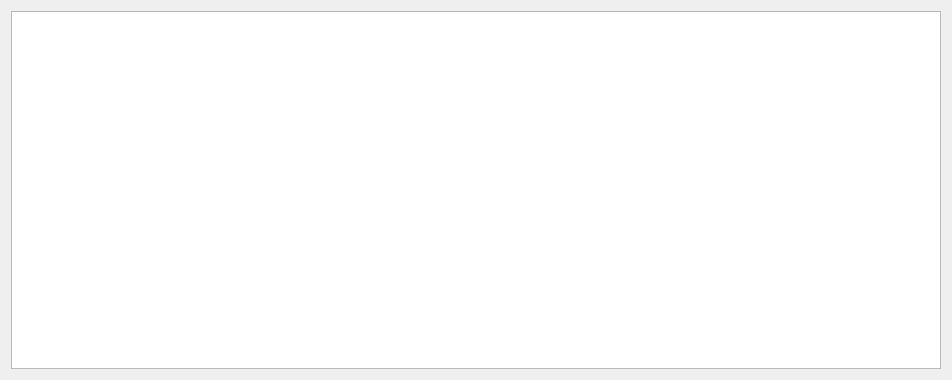
First picture: the form in src/qt/forms/merchants.ui, repository Tillkoeln/PX-Static, before the edit.
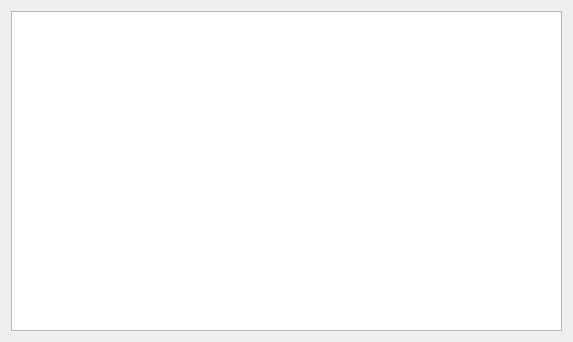
Second picture: the form after the edit. Icons and pictures are not drawn.

```diff
--- a/src/qt/forms/merchants.ui
+++ b/src/qt/forms/merchants.ui
@@ -6,21 +6,21 @@
    <rect>
     <x>0</x>
     <y>0</y>
-    <width>952</width>
-    <height>380</height>
+    <width>573</width>
+    <height>342</height>
    </rect>
   </property>
   <property name="windowTitle">
    <string>Merchants</string>
   </property>
-  <layout class="QVBoxLayout" name="verticalLayout">
+  <layout class="QHBoxLayout" name="horizontalLayout" stretch="0">
    <item>
     <widget class="QTextBrowser" name="webView">
      <property name="html">
       <string>&lt;!DOCTYPE HTML PUBLIC &quot;-//W3C//DTD HTML 4.0//EN&quot; &quot;http://www.w3.org/TR/REC-html40/strict.dtd&quot;&gt;
 &lt;html&gt;&lt;head&gt;&lt;meta name=&quot;qrichtext&quot; content=&quot;1&quot; /&gt;&lt;style type=&quot;text/css&quot;&gt;
 p, li { white-space: pre-wrap; }
-&lt;/style&gt;&lt;/head&gt;&lt;body style=&quot; font-family:'Cantarell'; font-size:11pt; font-weight:400; font-style:normal;&quot;&gt;
+&lt;/style&gt;&lt;/head&gt;&lt;body style=&quot; font-family:'MS Shell Dlg 2'; font-size:7.8pt; font-weight:400; font-style:normal;&quot;&gt;
 &lt;p style=&quot; margin-top:0px; margin-bottom:0px; margin-left:0px; margin-right:0px; -qt-block-indent:0; text-indent:0px;&quot;&gt;&lt;img src=&quot;:/images/backg&quot; /&gt;&lt;/p&gt;&lt;/body&gt;&lt;/html&gt;</string>
      </property>
      <property name="openExternalLinks">
```
Left out of the diff: 6 changed lines with no effect on the pictures.
